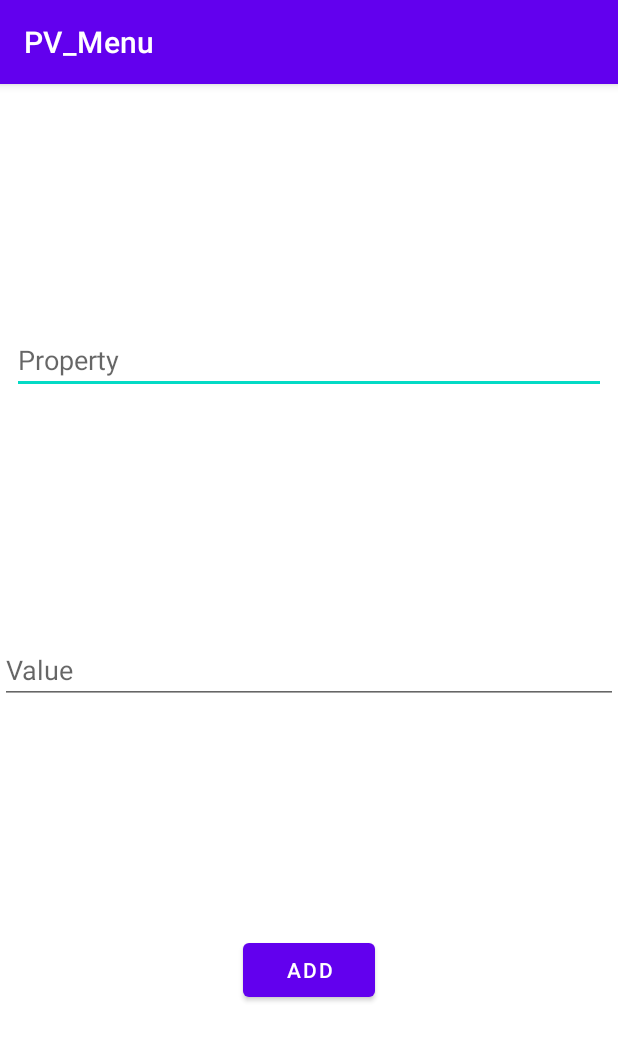
After one commit to andrei1931/NewPanelView, an Android app: the AdaugareProprietate screen opened directly, with no data from a screen before it, on a phone screen of 412 x 824 dp. The commit adds this screen. Shown: the top 1041 px of the screen. Run offline under Robolectric (Android 15) with nearby library versions, the phone set to English and light mode, and no system bars; our stand-ins replace Firebase (no records; nobody signed in at launch, a user with empty details on screens opened directly); network calls fail.

Commit message:
edit property of system

```diff
--- /dev/null
+++ b/app/src/main/java/com/example/pv_menu/AdaugareProprietate.kt
@@ -0,0 +1,62 @@
+package com.example.pv_menu
+
+import android.content.Intent
+import android.os.Bundle
+import androidx.activity.enableEdgeToEdge
+import androidx.core.view.ViewCompat
+import androidx.core.view.WindowInsetsCompat
+import android.widget.Button
+import android.widget.EditText
+import android.widget.Toast
+import androidx.appcompat.app.AppCompatActivity
+import androidx.core.content.ContentProviderCompat.requireContext
+import com.google.firebase.auth.FirebaseAuth
+import com.google.firebase.firestore.FirebaseFirestore
+
+class AdaugareProprietate : AppCompatActivity() {
+    private val db = FirebaseFirestore.getInstance()
+
+    override fun onCreate(savedInstanceState: Bundle?) {
+        super.onCreate(savedInstanceState)
+        setContentView(R.layout.activity_adaugare_proprietate)
+
+        // Referințe către elementele din layout
+        val proprietateEditText = findViewById<EditText>(R.id.Proprietate)
+        val valoareEditText = findViewById<EditText>(R.id.Valoare)
+        val addButton = findViewById<Button>(R.id.button)
+        val idJs = intent.getStringExtra("idJs")
+        // Ascultă evenimentul de click al butonului "Add"
+        addButton.setOnClickListener {
+            // Obține id-ul utilizatorului curent
+            val userId = FirebaseAuth.getInstance().currentUser?.uid
+
+            // Verifică dacă utilizatorul este autentificat
+            if (userId != null) {
+                // Obține valorile introduse în câmpurile EditText
+                val proprietate = proprietateEditText.text.toString()
+                val valoare = valoareEditText.text.toString()
+
+                // Crează un nou obiect de tip HashMap pentru a adăuga noile date
+                val newData = hashMapOf<String, Any>(
+                    proprietate to valoare
+                )
+
+
+                if (idJs != null) {
+                    val sistemRef =
+                        db.collection("profiles").document(userId).collection("sis").document(idJs)
+
+
+                    sistemRef.update(newData)
+                        .addOnSuccessListener {
+                            Toast.makeText(this, "Added succesfully", Toast.LENGTH_SHORT).show()
+
+                        }
+                        .addOnFailureListener { e ->
+                            Toast.makeText(this, "Error", Toast.LENGTH_SHORT).show()
+                        }
+                }
+            }
+        }
+    }
+}
--- /dev/null
+++ b/app/src/main/res/layout/activity_adaugare_proprietate.xml
@@ -0,0 +1,47 @@
+<?xml version="1.0" encoding="utf-8"?>
+<androidx.constraintlayout.widget.ConstraintLayout xmlns:android="http://schemas.android.com/apk/res/android"
+    xmlns:app="http://schemas.android.com/apk/res-auto"
+    xmlns:tools="http://schemas.android.com/tools"
+    android:id="@+id/main"
+    android:layout_width="match_parent"
+    android:layout_height="match_parent"
+    tools:context=".AdaugareProprietate">
+    <EditText
+        android:id="@+id/Proprietate"
+        android:layout_width="0dp"
+        android:layout_height="wrap_content"
+        android:layout_marginStart="8dp"
+        android:layout_marginTop="8dp"
+        android:layout_marginEnd="8dp"
+        android:layout_marginBottom="8dp"
+        android:ems="10"
+        android:inputType="textPersonName"
+        android:hint="Property"
+        app:layout_constraintBottom_toTopOf="@+id/Valoare"
+        app:layout_constraintEnd_toEndOf="parent"
+        app:layout_constraintStart_toStartOf="parent"
+        app:layout_constraintTop_toTopOf="parent" />
+    <EditText
+        android:id="@+id/Valoare"
+        android:layout_width="0dp"
+        android:layout_height="wrap_content"
+        android:ems="5"
+
+        android:hint="Value"
+        android:inputType="text"
+        app:layout_constraintBottom_toTopOf="@+id/button"
+        app:layout_constraintEnd_toEndOf="parent"
+        app:layout_constraintStart_toStartOf="parent"
+        app:layout_constraintTop_toBottomOf="@+id/Proprietate" />
+    <Button
+        android:id="@+id/button"
+        android:layout_width="wrap_content"
+        android:layout_height="wrap_content"
+        android:text="Add"
+        app:layout_constraintBottom_toBottomOf="parent"
+        app:layout_constraintEnd_toEndOf="parent"
+        app:layout_constraintStart_toStartOf="parent"
+        app:layout_constraintTop_toBottomOf="@+id/Valoare" />
+
+
+</androidx.constraintlayout.widget.ConstraintLayout>
```
Also changed, not shown: app/src/main/AndroidManifest.xml (+7 -4 lines), app/src/main/java/com/example/pv_menu/ProprietateAdapter.kt (+26 -1 lines), app/src/main/java/com/example/pv_menu/ProprietatiSistem.kt (+59 -2 lines), app/src/main/res/layout/activity_proprietati_sistem.xml (+10 -0 lines).
